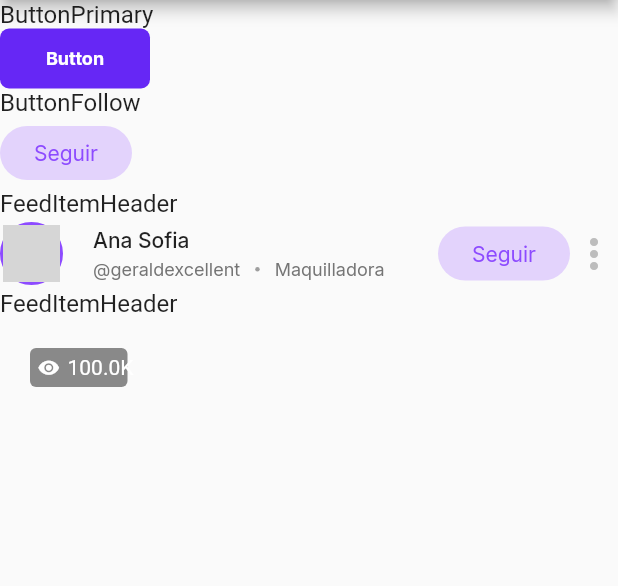
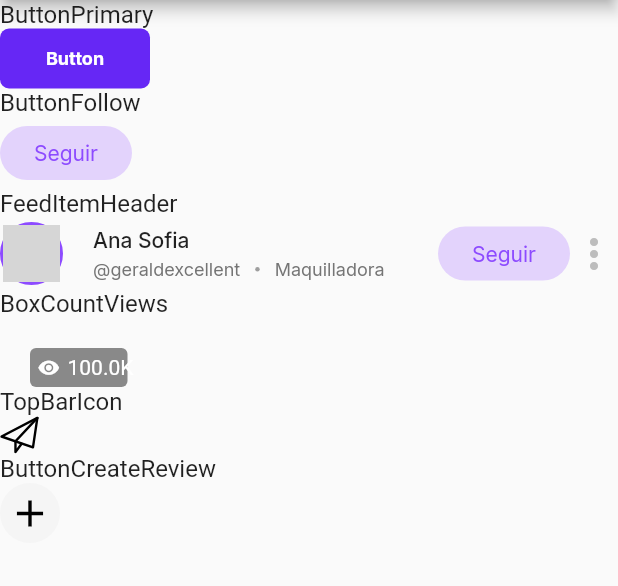
Before and after one commit to tipzty/tipzty_flutter_ui, a Flutter app: the screen it shows after launch, on a phone screen of 412 x 824 dp, the part 84-670 px from its top. Run offline on Flutter 3.47's test engine with Material 2 defaults, Android fonts, the phone set to English and light mode, and no system bars; drawn by our look-alikes of cached_network_image; our stand-ins replace google_fonts, websafe_svg; network calls fail; grey boxes are pictures that could not be loaded.

Commit message:
create top bar icon and button create review

```diff
--- a/lib/main.dart
+++ b/lib/main.dart
@@ -57,8 +57,18 @@ class DesignSystem extends StatelessWidget {
                   "https://storage.googleapis.com/tipzty_images/users/80c51ee4-3bd3-11eb-bbf0-0242ac110002.png",
             ),
           ),
-          Text('FeedItemHeader', style: TextStyle(fontSize: 16)),
+          Text('BoxCountViews', style: TextStyle(fontSize: 16)),
           BoxCountViews(100000),
+          Text('TopBarIcon', style: TextStyle(fontSize: 16)),
+          TopBarIcon(
+            tooltip: "Mensajes",
+            icon: "message_icon",
+            onTap: () {},
+          ),
+          Text('ButtonCreateReview', style: TextStyle(fontSize: 16)),
+          ButtonCreateReview(
+            onTap: () {},
+          )
         ],
       )),
     );
--- a/lib/shelf.dart
+++ b/lib/shelf.dart
@@ -3,3 +3,5 @@ export 'src/widgets/button_default.dart';
 export 'src/widgets/button_follow.dart';
 export 'src/widgets/feed/feed_item_header.dart';
 export 'src/widgets/box_count_views.dart';
+export 'src/widgets/top_bar_icon.dart';
+export 'src/widgets/button_create_review.dart';
--- /dev/null
+++ b/lib/src/widgets/button_create_review.dart
@@ -0,0 +1,52 @@
+import 'package:flutter/material.dart';
+import 'package:tipzty_flutter_ui/shared/constants.dart';
+
+class ButtonCreateReview extends StatefulWidget {
+  final Function onTap;
+
+  ButtonCreateReview({Key key, this.onTap}) : super(key: key);
+
+  @override
+  _ButtonCreateReview createState() => _ButtonCreateReview();
+}
+
+class _ButtonCreateReview extends State<ButtonCreateReview> {
+  bool _onHover = false;
+
+  @override
+  Widget build(BuildContext context) {
+    // TODO: implement build
+    return GestureDetector(
+      onTap: widget.onTap,
+      child: MouseRegion(
+        onHover: (event) {
+          setState(() {
+            _onHover = true;
+          });
+        },
+        onExit: (event) {
+          setState(() {
+            _onHover = false;
+          });
+        },
+        child: Tooltip(
+          message: 'Crear review',
+          child: CircleAvatar(
+            backgroundColor:
+                _onHover ? Color.fromRGBO(243, 235, 255, 1) : Colors.grey[100],
+            radius: 20,
+            child: IconButton(
+              padding: EdgeInsets.zero,
+              icon: Icon(
+                Icons.add,
+                size: 30,
+              ),
+              color: _onHover ? primaryColor : Colors.black,
+              onPressed: () {},
+            ),
+          ),
+        ),
+      ),
+    );
+  }
+}
--- /dev/null
+++ b/lib/src/widgets/top_bar_icon.dart
@@ -0,0 +1,45 @@
+import 'package:flutter/material.dart';
+import 'package:tipzty_flutter_ui/shared/constants.dart';
+import 'package:websafe_svg/websafe_svg.dart';
+
+class TopBarIcon extends StatefulWidget {
+  final String icon;
+  final String tooltip;
+  final Function onTap;
+
+  TopBarIcon({Key key, this.icon, this.tooltip, this.onTap}) : super(key: key);
+
+  @override
+  _TopBarIcon createState() => _TopBarIcon();
+}
+
+class _TopBarIcon extends State<TopBarIcon> {
+  bool _onHover = false;
+
+  @override
+  Widget build(BuildContext context) {
+    // TODO: implement build
+    return InkWell(
+      onTap: widget.onTap,
+      child: MouseRegion(
+        onHover: (event) {
+          setState(() {
+            _onHover = true;
+          });
+        },
+        onExit: (event) {
+          setState(() {
+            _onHover = false;
+          });
+        },
+        child: Tooltip(
+          message: widget.tooltip,
+          child: WebsafeSvg.asset("assets/icons/${widget.icon}.svg",
+              color: _onHover ? primaryColor : Colors.black,
+              height: 26,
+              width: 26),
+        ),
+      ),
+    );
+  }
+}
--- a/pubspec.yaml
+++ b/pubspec.yaml
@@ -25,3 +25,6 @@ dev_dependencies:
 
 flutter:
   uses-material-design: true
+  assets:
+    - assets/images/
+    - assets/icons/
```
Also changed, not shown: assets/icons/message_icon.svg (added), assets/icons/notifications_icon.svg (added), 1 other file.
